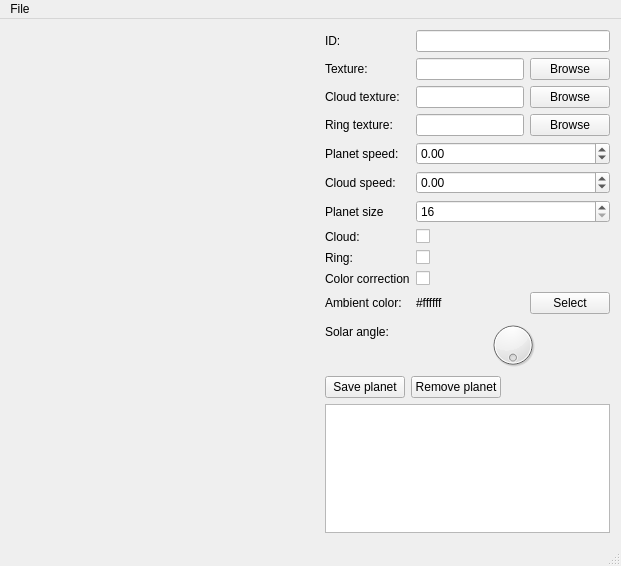
The window that tools/PlanetViewer/MainWindow.ui (ObKo/OpenSR) describes before a commit, drawn with Qt 5.
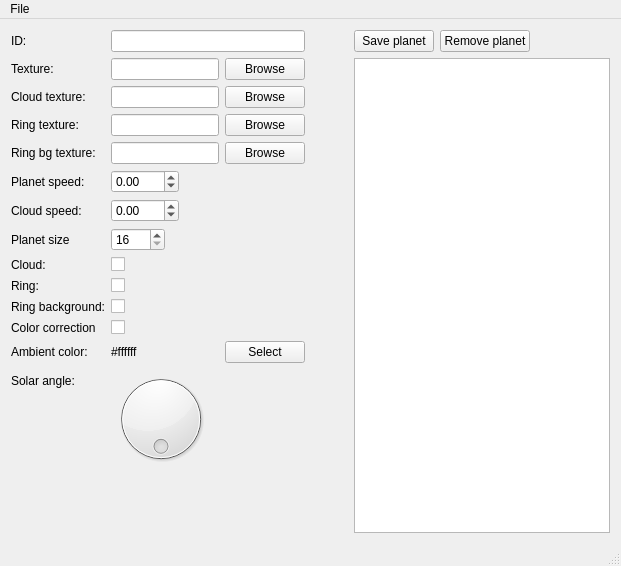
The same window after the commit. Custom widgets are drawn as their Qt base class.

What changed in the file:
```diff
--- a/tools/PlanetViewer/MainWindow.ui
+++ b/tools/PlanetViewer/MainWindow.ui
@@ -14,21 +14,12 @@
    <string>MainWindow</string>
   </property>
   <widget class="QWidget" name="centralWidget">
-   <layout class="QHBoxLayout" name="horizontalLayout_6" stretch="1,0">
-    <item>
-     <widget class="PlanetViewer" name="planetWidget" native="true">
-      <property name="sizePolicy">
-       <sizepolicy hsizetype="Expanding" vsizetype="Expanding">
-        <horstretch>0</horstretch>
-        <verstretch>0</verstretch>
-       </sizepolicy>
-      </property>
-     </widget>
-    </item>
-    <item>
-     <layout class="QVBoxLayout" name="verticalLayout_2">
+   <layout class="QHBoxLayout" name="horizontalLayout_7" stretch="0,1,0">
       <item>
        <layout class="QFormLayout" name="formLayout">
+      <property name="fieldGrowthPolicy">
+       <enum>QFormLayout::ExpandingFieldsGrow</enum>
+      </property>
         <item row="0" column="0">
          <widget class="QLabel" name="label_10">
           <property name="text">
@@ -89,6 +80,13 @@
           </item>
          </layout>
         </item>
+      <item row="3" column="0">
+       <widget class="QLabel" name="label_11">
+        <property name="text">
+         <string>Ring texture:</string>
+        </property>
+       </widget>
+      </item>
         <item row="3" column="1">
          <layout class="QHBoxLayout" name="horizontalLayout_5">
           <item>
@@ -103,14 +101,14 @@
           </item>
          </layout>
         </item>
-        <item row="4" column="0">
+      <item row="5" column="0">
          <widget class="QLabel" name="label">
           <property name="text">
            <string>Planet speed:</string>
           </property>
          </widget>
         </item>
-        <item row="4" column="1">
+      <item row="5" column="1">
          <widget class="QDoubleSpinBox" name="planetSpeed">
           <property name="minimum">
            <double>-360.000000000000000</double>
@@ -120,14 +118,14 @@
           </property>
          </widget>
         </item>
-        <item row="5" column="0">
+      <item row="6" column="0">
          <widget class="QLabel" name="label_2">
           <property name="text">
            <string>Cloud speed:</string>
           </property>
          </widget>
         </item>
-        <item row="5" column="1">
+      <item row="6" column="1">
          <widget class="QDoubleSpinBox" name="cloudSpeed">
           <property name="minimum">
            <double>-360.000000000000000</double>
@@ -137,14 +135,14 @@
           </property>
          </widget>
         </item>
-        <item row="6" column="0">
+      <item row="7" column="0">
          <widget class="QLabel" name="label_3">
           <property name="text">
            <string>Planet size</string>
           </property>
          </widget>
         </item>
-        <item row="6" column="1">
+      <item row="7" column="1">
          <widget class="QSpinBox" name="planetSize">
           <property name="minimum">
            <number>16</number>
@@ -154,14 +152,14 @@
           </property>
          </widget>
         </item>
-        <item row="7" column="0">
+      <item row="8" column="0">
          <widget class="QLabel" name="label_4">
           <property name="text">
            <string>Cloud:</string>
           </property>
          </widget>
         </item>
-        <item row="7" column="1">
+      <item row="8" column="1">
          <widget class="QCheckBox" name="cloud">
           <property name="text">
            <string/>
@@ -169,27 +167,41 @@
          </widget>
         </item>
         <item row="9" column="0">
+       <widget class="QLabel" name="label_12">
+        <property name="text">
+         <string>Ring:</string>
+        </property>
+       </widget>
+      </item>
+      <item row="9" column="1">
+       <widget class="QCheckBox" name="ring">
+        <property name="text">
+         <string/>
+        </property>
+       </widget>
+      </item>
+      <item row="11" column="0">
          <widget class="QLabel" name="label_5">
           <property name="text">
            <string>Color correction</string>
           </property>
          </widget>
         </item>
-        <item row="9" column="1">
+      <item row="11" column="1">
          <widget class="QCheckBox" name="colorCorrection">
           <property name="text">
            <string/>
           </property>
          </widget>
         </item>
-        <item row="10" column="0">
+      <item row="12" column="0">
          <widget class="QLabel" name="label_9">
           <property name="text">
            <string>Ambient color:</string>
           </property>
          </widget>
         </item>
-        <item row="10" column="1">
+      <item row="12" column="1">
          <layout class="QHBoxLayout" name="horizontalLayout">
           <item>
            <widget class="QLabel" name="colorLabel">
@@ -213,14 +225,14 @@
           </item>
          </layout>
         </item>
-        <item row="11" column="0">
+      <item row="13" column="0">
          <widget class="QLabel" name="label_6">
           <property name="text">
            <string>Solar angle:</string>
           </property>
          </widget>
         </item>
-        <item row="11" column="1">
+      <item row="13" column="1">
          <widget class="QDial" name="solarAngle">
           <property name="maximum">
            <number>360</number>
@@ -233,22 +245,36 @@
           </property>
          </widget>
         </item>
-        <item row="3" column="0">
-         <widget class="QLabel" name="label_11">
+      <item row="4" column="1">
+       <layout class="QHBoxLayout" name="horizontalLayout_6">
+        <item>
+         <widget class="QLineEdit" name="ringBgTexture"/>
+        </item>
+        <item>
+         <widget class="QPushButton" name="ringBgBrowse">
           <property name="text">
-           <string>Ring texture:</string>
+           <string>Browse</string>
           </property>
          </widget>
         </item>
-        <item row="8" column="0">
-         <widget class="QLabel" name="label_12">
+       </layout>
+      </item>
+      <item row="4" column="0">
+       <widget class="QLabel" name="label_13">
           <property name="text">
-           <string>Ring:</string>
+         <string>Ring bg texture:</string>
           </property>
          </widget>
         </item>
-        <item row="8" column="1">
-         <widget class="QCheckBox" name="ring">
+      <item row="10" column="0">
+       <widget class="QLabel" name="label_14">
+        <property name="text">
+         <string>Ring background:</string>
+        </property>
+       </widget>
+      </item>
+      <item row="10" column="1">
+       <widget class="QCheckBox" name="ringBg">
           <property name="text">
            <string/>
           </property>
@@ -256,6 +282,17 @@
         </item>
        </layout>
       </item>
+    <item>
+     <widget class="PlanetViewer" name="planetWidget" native="true">
+      <property name="sizePolicy">
+       <sizepolicy hsizetype="Expanding" vsizetype="Expanding">
+        <horstretch>0</horstretch>
+        <verstretch>0</verstretch>
+       </sizepolicy>
+      </property>
+      <zorder></zorder>
+     </widget>
+    </item>
       <item>
        <layout class="QVBoxLayout" name="verticalLayout">
         <item>
@@ -298,8 +335,6 @@
            <enum>QAbstractItemView::SelectRows</enum>
           </property>
          </widget>
-        </item>
-       </layout>
       </item>
      </layout>
     </item>
```
Lines whose indentation alone changed are shown as unchanged.
